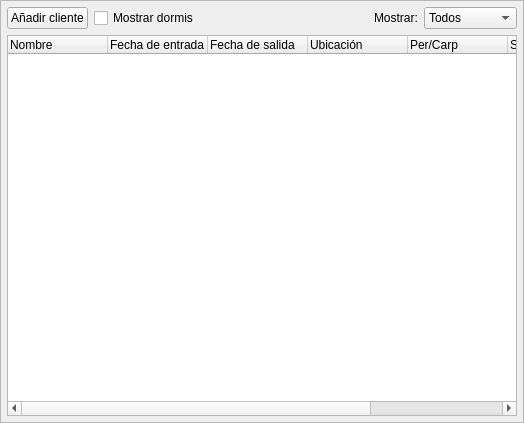
dnohales/camping, file src/ui/FrameTents.ui: the form before one commit.
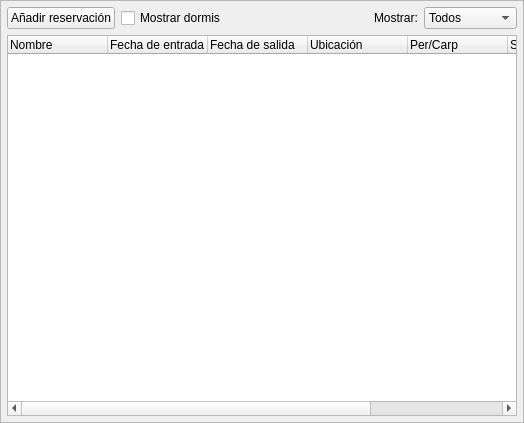
The form after the commit. Icons and pictures are not drawn.

Commit message: Change "Añadir cliente" to "Añadir reservación"

What changed in the file:
```diff
--- a/src/ui/FrameTents.ui
+++ b/src/ui/FrameTents.ui
@@ -59,7 +59,7 @@
       <item>
        <widget class="QPushButton" name="buttonAdd">
         <property name="text">
-         <string>Añadir cliente</string>
+         <string>Añadir reservación</string>
         </property>
         <property name="icon">
          <iconset resource="../../res/default.qrc">
```
